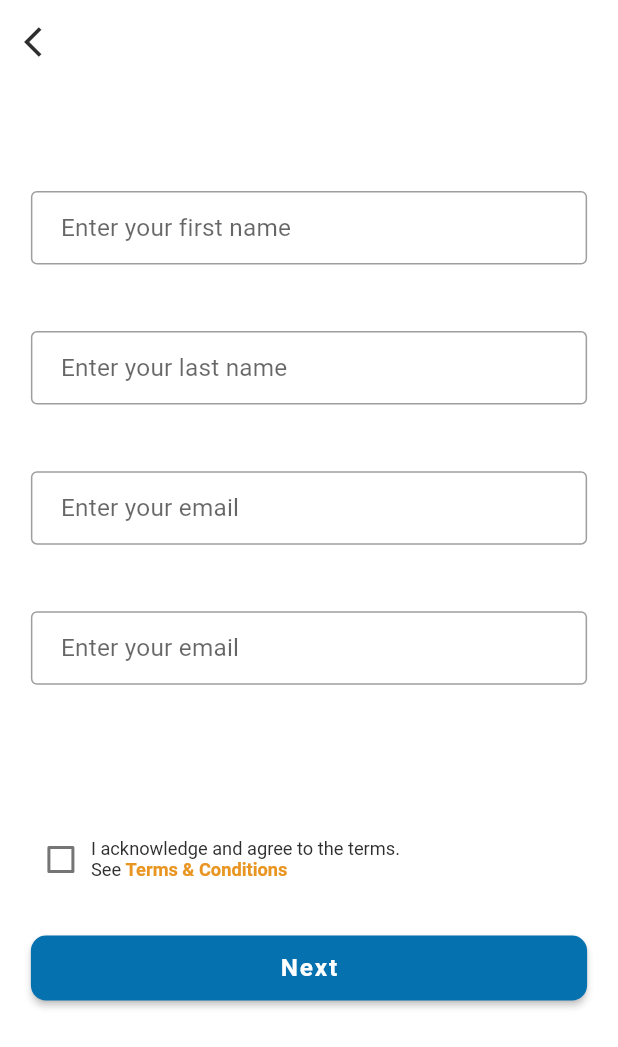
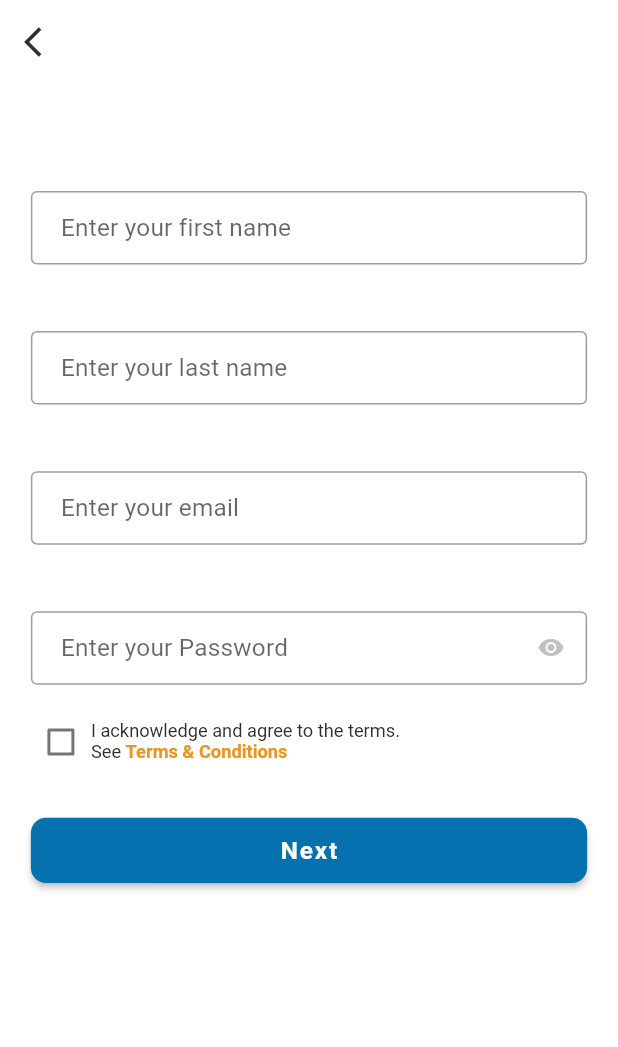
Before and after one commit to shahzebnaqvi/FYP, a Flutter app: the RegisterScreen screen opened by its route, on a phone screen of 412 x 824 dp. Shown: the top 1047 px of the screen. Run offline on Flutter 3.47's test engine with Material 2 defaults, Android fonts, the phone set to English and light mode, and no system bars; our stand-ins replace chewie, file_picker, flutter_screenutil, flutter_svg, flutter_zoom_drawer, get and 3 more; missing offline and left inert: animation_wrappers, dart:ffi.

Commit message:
adding firebase

```diff
--- a/lib/Controllers/RegisterControllers/register_controller.dart
+++ b/lib/Controllers/RegisterControllers/register_controller.dart
@@ -8,7 +8,9 @@ class RegisterController extends GetxController with MainController {
   TextEditingController rlname = TextEditingController();
   TextEditingController remail = TextEditingController();
   TextEditingController rcemail = TextEditingController();
-  TextEditingController rphone = TextEditingController();
+  TextEditingController rpassword = TextEditingController();
+  var hidepass = true.obs;
+
   var checkboxval = false.obs;
 
   checkboxvalupdate() {
@@ -20,4 +22,14 @@ class RegisterController extends GetxController with MainController {
     update();
     print(checkboxval);
   }
+
+  hidenshowpass() {
+    if (hidepass.value) {
+      hidepass.value = false;
+    } else {
+      hidepass.value = true;
+    }
+    update();
+    print(hidepass);
+  }
 }
--- a/lib/Views/Auth/Register/register_screen.dart
+++ b/lib/Views/Auth/Register/register_screen.dart
@@ -74,22 +74,19 @@ class RegisterScreen extends StatelessWidget {
                       controllertextfield: registerController.remail,
                       hinttextfield: "Enter your email"),
                   LabelWidget(
-                    labeltext: "Confirm Email*",
+                    labeltext: "Password*",
                   ),
-                  TextFieldWidget(
-                      validationfunction: (validate_value) =>
-                          registerController.validateEmail(validate_value),
-                      controllertextfield: registerController.rcemail,
-                      hinttextfield: "Enter your email"),
+                  Obx(
+                    () => TextFieldWidgetobs(
+                        validationfunction: (validate_value) =>
+                            registerController.validateNull(validate_value),
+                        controllertextfield: registerController.rpassword,
+                        hinttextfield: "Enter your Password",
+                        isHidden: registerController.hidepass.value,
+                        togglePasswordView: registerController.hidenshowpass),
+                  ),
                   SizedBox(
                     height: 10.h,
-                  ),
-                  ParaWidgetunderlinebold(
-                    paratext:
-                        "For international numbers, please make sure you are contactable on the number you have provided",
-                  ),
-                  LabelWidget(
-                    labeltext: "Phone Number*",
                   ),
                   Obx(
                     () => CheckboxListTile(
--- a/lib/Views/Auth/auth_home_screen.dart
+++ b/lib/Views/Auth/auth_home_screen.dart
@@ -77,6 +77,7 @@ class AuthHomeScreen extends StatelessWidget {
                 ontapaction: () {
                   Get.toNamed(
                     AppRoutes.loginscreen,
+                    arguments: {"type": typeargu[0]['type']},
                   );
                 },
                 buttontext: "Sign in"),
@@ -84,6 +85,7 @@ class AuthHomeScreen extends StatelessWidget {
                 ontapaction: () {
                   Get.toNamed(
                     AppRoutes.registerscreen,
+                    arguments: {"type": typeargu[0]['type']},
                   );
                 },
                 buttontext: "Register"),
--- a/pubspec.yaml
+++ b/pubspec.yaml
@@ -46,6 +46,7 @@ dependencies:
   file_picker: ^5.2.5
   syncfusion_flutter_charts: ^20.4.43
   http: ^0.13.5
+  firebase_core: ^2.4.1
 
 dev_dependencies:
   flutter_test:
```
Also changed, not shown: lib/Controllers/LoginControllers/login_controller.dart (+31 -1 lines), pubspec.lock, 1 other file.
